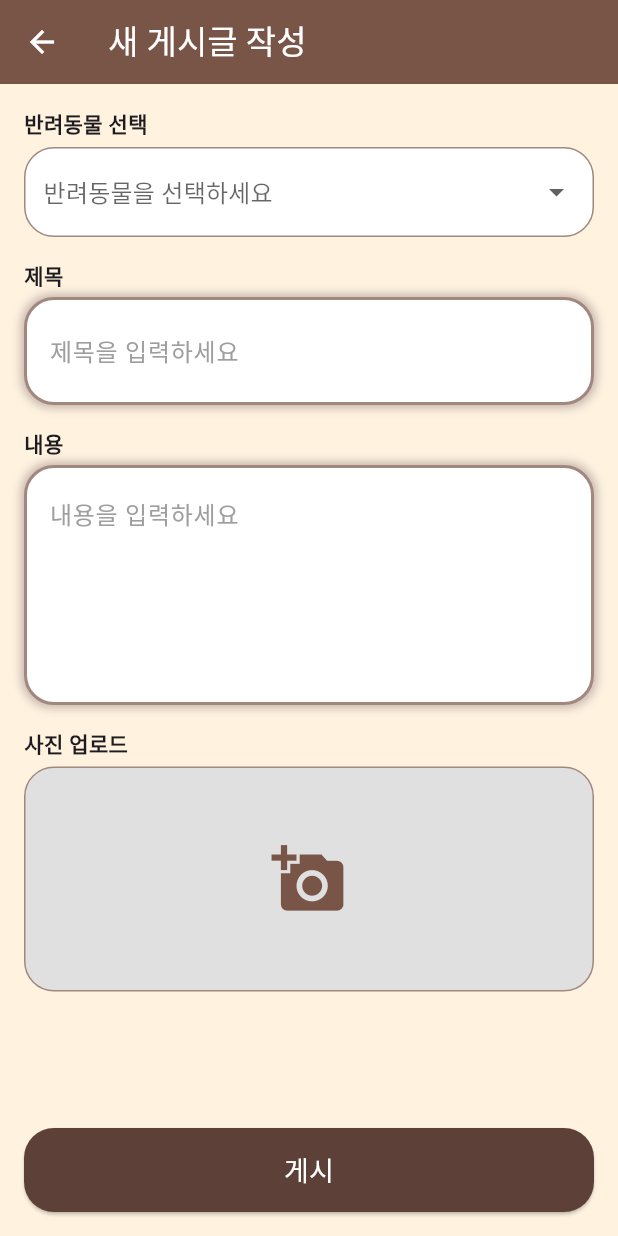
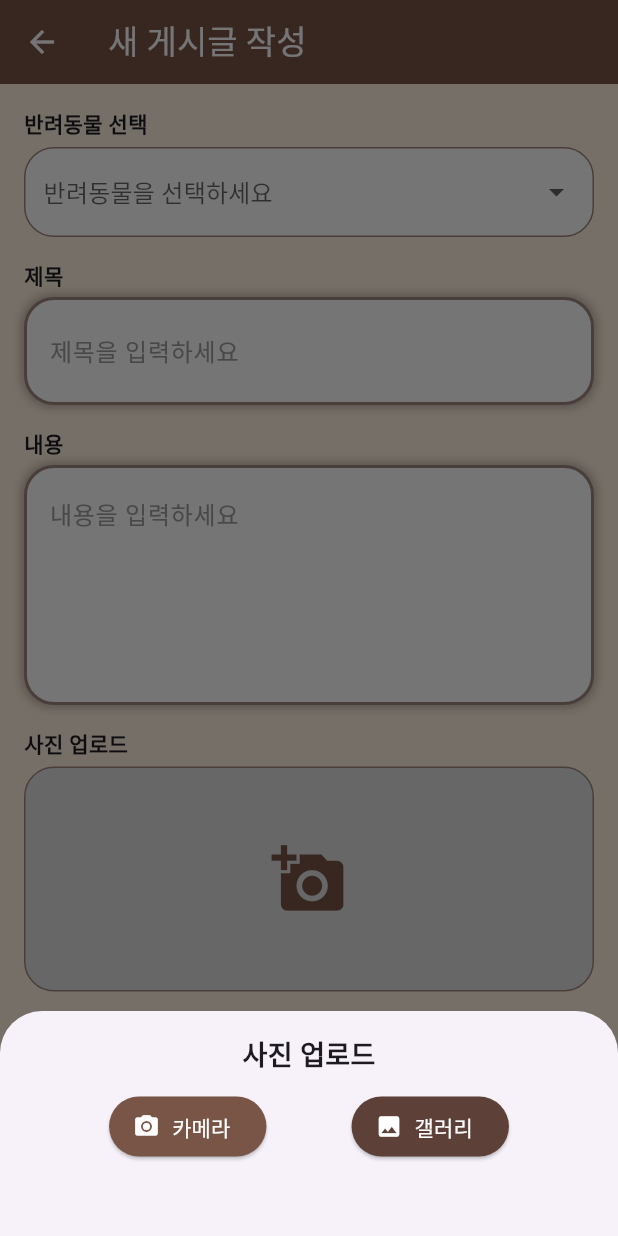
Before and after one commit to jaehoonjaehoon/petrank, a Flutter app: the PostCreateScreen screen opened directly, after a tap on the "add a photo" icon, on a phone screen of 412 x 824 dp. Run offline on Flutter 3.47's test engine with Material 3 defaults, Android fonts, the phone set to English and light mode, and no system bars; our stand-ins replace fl_chart, image_picker; network calls fail.

Commit message:
게시 수정

```diff
--- a/lib/screens/post_create_screen.dart
+++ b/lib/screens/post_create_screen.dart
@@ -15,9 +15,9 @@ class _PostCreateScreenState extends State<PostCreateScreen> {
 
   final List<String> pets = ["루루 (골든리트리버)", "초코 (푸들)", "구름이 (스코티시 폴드)"];
 
-  Future<void> _pickImage() async {
-    final pickedFile =
-        await ImagePicker().pickImage(source: ImageSource.gallery);
+  // 📸 이미지 선택 (갤러리 or 카메라)
+  Future<void> _pickImage(ImageSource source) async {
+    final pickedFile = await ImagePicker().pickImage(source: source);
     if (pickedFile != null) {
       setState(() {
         _selectedImage = File(pickedFile.path);
@@ -25,10 +25,57 @@ class _PostCreateScreenState extends State<PostCreateScreen> {
     }
   }
 
+  // 📸 이미지 선택 모달창 (갤러리 or 카메라)
+  void _showImagePicker() {
+    showModalBottomSheet(
+      context: context,
+      builder: (context) {
+        return Container(
+          padding: EdgeInsets.all(16),
+          height: 150,
+          child: Column(
+            children: [
+              Text("사진 업로드",
+                  style: TextStyle(fontSize: 18, fontWeight: FontWeight.bold)),
+              SizedBox(height: 10),
+              Row(
+                mainAxisAlignment: MainAxisAlignment.spaceEvenly,
+                children: [
+                  // 📸 카메라 버튼
+                  ElevatedButton.icon(
+                    style: ElevatedButton.styleFrom(
+                        backgroundColor: Colors.brown.shade500),
+                    onPressed: () {
+                      Navigator.pop(context);
+                      _pickImage(ImageSource.camera);
+                    },
+                    icon: Icon(Icons.camera_alt, color: Colors.white),
+                    label: Text("카메라", style: TextStyle(color: Colors.white)),
+                  ),
+                  // 🖼 갤러리 버튼
+                  ElevatedButton.icon(
+                    style: ElevatedButton.styleFrom(
+                        backgroundColor: Colors.brown.shade700),
+                    onPressed: () {
+                      Navigator.pop(context);
+                      _pickImage(ImageSource.gallery);
+                    },
+                    icon: Icon(Icons.image, color: Colors.white),
+                    label: Text("갤러리", style: TextStyle(color: Colors.white)),
+                  ),
+                ],
+              ),
+            ],
+          ),
+        );
+      },
+    );
+  }
+
   @override
   Widget build(BuildContext context) {
     return Scaffold(
-      backgroundColor: Color(0xFFFFF3E0), // 따뜻한 배경색 (연한 오렌지톤)
+      backgroundColor: Color(0xFFFFF3E0),
       appBar: AppBar(
         backgroundColor: Colors.brown.shade500,
         title: Text("새 게시글 작성", style: TextStyle(color: Colors.white)),
@@ -70,25 +117,25 @@ class _PostCreateScreenState extends State<PostCreateScreen> {
             ),
             SizedBox(height: 15),
 
-            // 🐾 제목 입력 필드 (말풍선 스타일)
+            // 🐾 제목 입력 필드
             Text("제목", style: TextStyle(fontWeight: FontWeight.bold)),
             SizedBox(height: 5),
             _buildCuteTextField(_titleController, "제목을 입력하세요", 1),
 
             SizedBox(height: 15),
 
-            // 🐾 내용 입력 필드 (여러 줄, 말풍선 스타일)
+            // 🐾 내용 입력 필드
             Text("내용", style: TextStyle(fontWeight: FontWeight.bold)),
             SizedBox(height: 5),
             _buildCuteTextField(_contentController, "내용을 입력하세요", 5),
 
             SizedBox(height: 15),
 
-            // 🐾 이미지 업로드 (말풍선 느낌)
+            // 🐾 이미지 업로드 버튼 & 미리보기
             Text("사진 업로드", style: TextStyle(fontWeight: FontWeight.bold)),
             SizedBox(height: 5),
             GestureDetector(
-              onTap: _pickImage,
+              onTap: _showImagePicker, // 📸 이미지 선택 모달 띄우기
               child: Container(
                 height: 150,
                 width: double.infinity,
@@ -115,7 +162,7 @@ class _PostCreateScreenState extends State<PostCreateScreen> {
 
             Spacer(),
 
-            // 🐾 게시 버튼 (하단 고정)
+            // 🐾 게시 버튼 (글 작성 완료 후 홈 스크린으로 데이터 전달)
             Container(
               width: double.infinity,
               child: ElevatedButton(
@@ -126,8 +173,25 @@ class _PostCreateScreenState extends State<PostCreateScreen> {
                   padding: EdgeInsets.symmetric(vertical: 15),
                 ),
                 onPressed: () {
-                  // TODO: 작성한 글 저장 기능 추가 (예: Firebase 연동)
-                  Navigator.pop(context); // 작성 완료 후 홈으로 돌아감
+                  if (_titleController.text.isEmpty ||
+                      _contentController.text.isEmpty ||
+                      selectedPet == null ||
+                      _selectedImage == null) {
+                    return;
+                  }
+
+                  // 새 게시글 데이터
+                  Map<String, dynamic> newPost = {
+                    "user": "나", // 현재 로그인한 유저 (임시)
+                    "profilePic": "assets/profile1.png",
+                    "petImage": _selectedImage!.path, // 업로드한 이미지
+                    "content": _contentController.text,
+                    "likes": 0,
+                    "comments": 0,
+                  };
+
+                  // 홈 화면으로 새 글 데이터 전달
+                  Navigator.pop(context, newPost);
                 },
                 child: Text("게시",
                     style: TextStyle(color: Colors.white, fontSize: 18)),
@@ -139,14 +203,14 @@ class _PostCreateScreenState extends State<PostCreateScreen> {
     );
   }
 
-  // 🐾 귀여운 말풍선 스타일 텍스트 입력 필드
+  // 🐾 말풍선 스타일 텍스트 입력 필드
   Widget _buildCuteTextField(
       TextEditingController controller, String hint, int maxLines) {
     return Container(
       padding: EdgeInsets.symmetric(horizontal: 15, vertical: 10),
       decoration: BoxDecoration(
         color: Colors.white,
-        borderRadius: BorderRadius.circular(20), // 둥근 말풍선 디자인
+        borderRadius: BorderRadius.circular(20),
         border: Border.all(color: Colors.brown.shade300, width: 2),
         boxShadow: [
           BoxShadow(
```
Also changed, not shown: lib/screens/home_screen.dart (+30 -9 lines).
